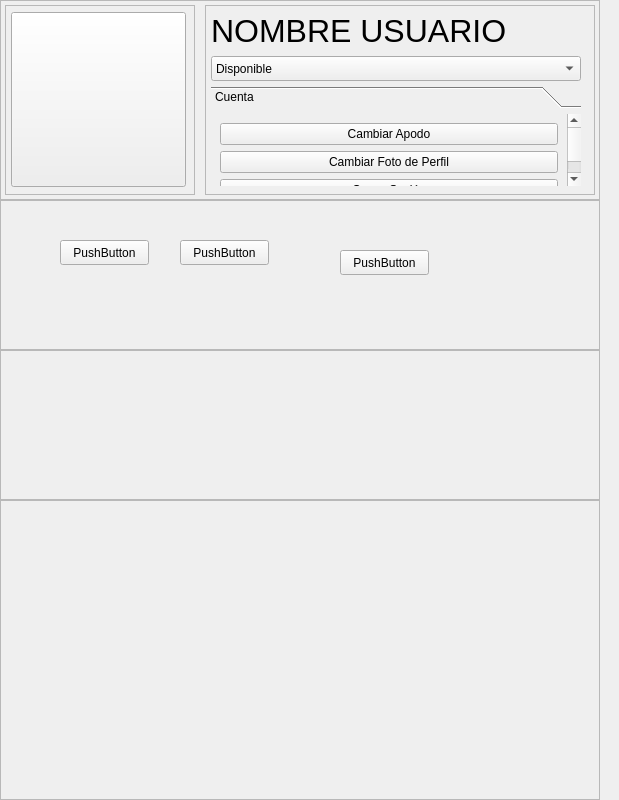
Qt form msn_v1.ui (min1t3ck/PRACTICA_07) before a commit.
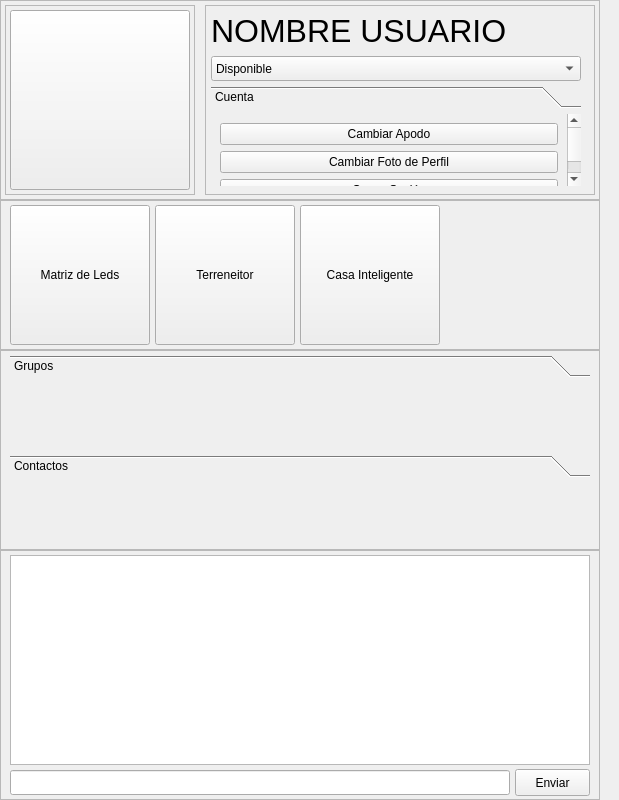
The same form after that commit. Icons and pictures are not drawn.

Commit message: Terminé el diseño de la página principal y le dí nombre a los objetos, dejando lista la interfaz principal, solo necesitamos empezar a hacer los métodos.

What changed in the file:
```diff
--- a/msn_v1.ui
+++ b/msn_v1.ui
@@ -74,52 +74,41 @@
      <property name="frameShadow">
       <enum>QFrame::Raised</enum>
      </property>
-     <layout class="QVBoxLayout" name="verticalLayout_3">
-      <property name="spacing">
-       <number>5</number>
+     <widget class="QPushButton" name="btn_profilePicture">
+      <property name="geometry">
+       <rect>
+        <x>5</x>
+        <y>5</y>
+        <width>180</width>
+        <height>180</height>
+       </rect>
       </property>
-      <property name="leftMargin">
-       <number>5</number>
+      <property name="minimumSize">
+       <size>
+        <width>180</width>
+        <height>180</height>
+       </size>
       </property>
-      <property name="topMargin">
-       <number>5</number>
+      <property name="maximumSize">
+       <size>
+        <width>180</width>
+        <height>180</height>
+       </size>
       </property>
-      <property name="rightMargin">
-       <number>5</number>
+      <property name="text">
+       <string/>
       </property>
-      <property name="bottomMargin">
-       <number>5</number>
+      <property name="icon">
+       <iconset>
+        <normaloff>../Practica 7/Icons/Icon_Fish.jpg</normaloff>../Practica 7/Icons/Icon_Fish.jpg</iconset>
       </property>
-      <item>
-       <widget class="QPushButton" name="profile_Picture">
-        <property name="minimumSize">
-         <size>
-          <width>175</width>
-          <height>175</height>
-         </size>
-        </property>
-        <property name="maximumSize">
-         <size>
-          <width>175</width>
-          <height>175</height>
-         </size>
-        </property>
-        <property name="text">
-         <string/>
-        </property>
-        <property name="icon">
-         <iconset>
-          <normaloff>../Practica 7/Icons/Icon_Fish.jpg</normaloff>../Practica 7/Icons/Icon_Fish.jpg</iconset>
-        </property>
-        <property name="iconSize">
-         <size>
-          <width>165</width>
-          <height>165</height>
-         </size>
-        </property>
-       </widget>
-      </item>
-     </layout>
+      <property name="iconSize">
+       <size>
+        <width>165</width>
+        <height>165</height>
+       </size>
+      </property>
+     </widget>
     </widget>
     <widget class="QFrame" name="frame_5">
      <property name="geometry">
@@ -291,6 +280,18 @@
       <height>150</height>
      </rect>
     </property>
+    <property name="minimumSize">
+     <size>
+      <width>600</width>
+      <height>150</height>
+     </size>
+    </property>
+    <property name="maximumSize">
+     <size>
+      <width>600</width>
+      <height>150</height>
+     </size>
+    </property>
     <property name="frameShape">
      <enum>QFrame::StyledPanel</enum>
     </property>
@@ -300,40 +301,76 @@
     <widget class="QPushButton" name="pushButton_2">
      <property name="geometry">
       <rect>
-       <x>60</x>
-       <y>40</y>
-       <width>89</width>
-       <height>25</height>
+       <x>155</x>
+       <y>5</y>
+       <width>140</width>
+       <height>140</height>
       </rect>
      </property>
+     <property name="minimumSize">
+      <size>
+       <width>140</width>
+       <height>140</height>
+      </size>
+     </property>
+     <property name="maximumSize">
+      <size>
+       <width>140</width>
+       <height>140</height>
+      </size>
+     </property>
      <property name="text">
-      <string>PushButton</string>
+      <string>Terreneitor</string>
      </property>
     </widget>
     <widget class="QPushButton" name="pushButton_3">
      <property name="geometry">
       <rect>
-       <x>180</x>
-       <y>40</y>
-       <width>89</width>
-       <height>25</height>
+       <x>300</x>
+       <y>5</y>
+       <width>140</width>
+       <height>140</height>
       </rect>
      </property>
+     <property name="minimumSize">
+      <size>
+       <width>140</width>
+       <height>140</height>
+      </size>
+     </property>
+     <property name="maximumSize">
+      <size>
+       <width>140</width>
+       <height>140</height>
+      </size>
+     </property>
      <property name="text">
-      <string>PushButton</string>
+      <string>Casa Inteligente</string>
      </property>
     </widget>
     <widget class="QPushButton" name="pushButton_4">
      <property name="geometry">
       <rect>
-       <x>340</x>
-       <y>50</y>
-       <width>89</width>
-       <height>25</height>
+       <x>10</x>
+       <y>5</y>
+       <width>140</width>
+       <height>140</height>
       </rect>
      </property>
+     <property name="minimumSize">
+      <size>
+       <width>140</width>
+       <height>140</height>
+      </size>
+     </property>
+     <property name="maximumSize">
+      <size>
+       <width>140</width>
+       <height>140</height>
+      </size>
+     </property>
      <property name="text">
-      <string>PushButton</string>
+      <string>Matriz de Leds</string>
      </property>
     </widget>
    </widget>
@@ -343,32 +380,195 @@
       <x>0</x>
       <y>350</y>
       <width>600</width>
-      <height>150</height>
+      <height>200</height>
      </rect>
     </property>
+    <property name="minimumSize">
+     <size>
+      <width>600</width>
+      <height>0</height>
+     </size>
+    </property>
     <property name="frameShape">
      <enum>QFrame::StyledPanel</enum>
     </property>
     <property name="frameShadow">
      <enum>QFrame::Raised</enum>
     </property>
-    <layout class="QHBoxLayout" name="horizontalLayout_3"/>
+    <widget class="QToolBox" name="contactList">
+     <property name="geometry">
+      <rect>
+       <x>10</x>
+       <y>105</y>
+       <width>580</width>
+       <height>90</height>
+      </rect>
+     </property>
+     <property name="minimumSize">
+      <size>
+       <width>580</width>
+       <height>90</height>
+      </size>
+     </property>
+     <property name="maximumSize">
+      <size>
+       <width>580</width>
+       <height>90</height>
+      </size>
+     </property>
+     <property name="currentIndex">
+      <number>0</number>
+     </property>
+     <widget class="QWidget" name="page">
+      <property name="geometry">
+       <rect>
+        <x>0</x>
+        <y>0</y>
+        <width>580</width>
+        <height>60</height>
+       </rect>
+      </property>
+      <attribute name="label">
+       <string>Contactos</string>
+      </attribute>
+      <layout class="QVBoxLayout" name="verticalLayout_5"/>
+     </widget>
+    </widget>
+    <widget class="QToolBox" name="groupList">
+     <property name="geometry">
+      <rect>
+       <x>10</x>
+       <y>5</y>
+       <width>580</width>
+       <height>90</height>
+      </rect>
+     </property>
+     <property name="minimumSize">
+      <size>
+       <width>580</width>
+       <height>90</height>
+      </size>
+     </property>
+     <property name="maximumSize">
+      <size>
+       <width>580</width>
+       <height>90</height>
+      </size>
+     </property>
+     <property name="currentIndex">
+      <number>0</number>
+     </property>
+     <widget class="QWidget" name="page_4">
+      <property name="geometry">
+       <rect>
+        <x>0</x>
+        <y>0</y>
+        <width>580</width>
+        <height>60</height>
+       </rect>
+      </property>
+      <attribute name="label">
+       <string>Grupos</string>
+      </attribute>
+     </widget>
+    </widget>
    </widget>
    <widget class="QFrame" name="frame_2">
     <property name="geometry">
      <rect>
       <x>0</x>
-      <y>500</y>
+      <y>550</y>
       <width>600</width>
-      <height>300</height>
+      <height>250</height>
      </rect>
     </property>
+    <property name="minimumSize">
+     <size>
+      <width>600</width>
+      <height>250</height>
+     </size>
+    </property>
+    <property name="maximumSize">
+     <size>
+      <width>600</width>
+      <height>250</height>
+     </size>
+    </property>
     <property name="frameShape">
      <enum>QFrame::StyledPanel</enum>
     </property>
     <property name="frameShadow">
      <enum>QFrame::Raised</enum>
     </property>
+    <widget class="QPlainTextEdit" name="msgView">
+     <property name="geometry">
+      <rect>
+       <x>10</x>
+       <y>5</y>
+       <width>580</width>
+       <height>210</height>
+      </rect>
+     </property>
+     <property name="minimumSize">
+      <size>
+       <width>580</width>
+       <height>210</height>
+      </size>
+     </property>
+     <property name="maximumSize">
+      <size>
+       <width>580</width>
+       <height>210</height>
+      </size>
+     </property>
+    </widget>
+    <widget class="QLineEdit" name="msgWrite">
+     <property name="geometry">
+      <rect>
+       <x>10</x>
+       <y>220</y>
+       <width>500</width>
+       <height>25</height>
+      </rect>
+     </property>
+     <property name="minimumSize">
+      <size>
+       <width>500</width>
+       <height>25</height>
+      </size>
+     </property>
+     <property name="maximumSize">
+      <size>
+       <width>500</width>
+       <height>25</height>
+      </size>
+     </property>
+    </widget>
+    <widget class="QPushButton" name="msgSend">
+     <property name="geometry">
+      <rect>
+       <x>515</x>
+       <y>219</y>
+       <width>75</width>
+       <height>27</height>
+      </rect>
+     </property>
+     <property name="minimumSize">
+      <size>
+       <width>75</width>
+       <height>27</height>
+      </size>
+     </property>
+     <property name="maximumSize">
+      <size>
+       <width>75</width>
+       <height>27</height>
+      </size>
+     </property>
+     <property name="text">
+      <string>Enviar</string>
+     </property>
+    </widget>
    </widget>
   </widget>
   <action name="actionsalir">
```
Left out of the diff: 14 changed lines with no effect on the pictures. The commit also changes 4 other files.
